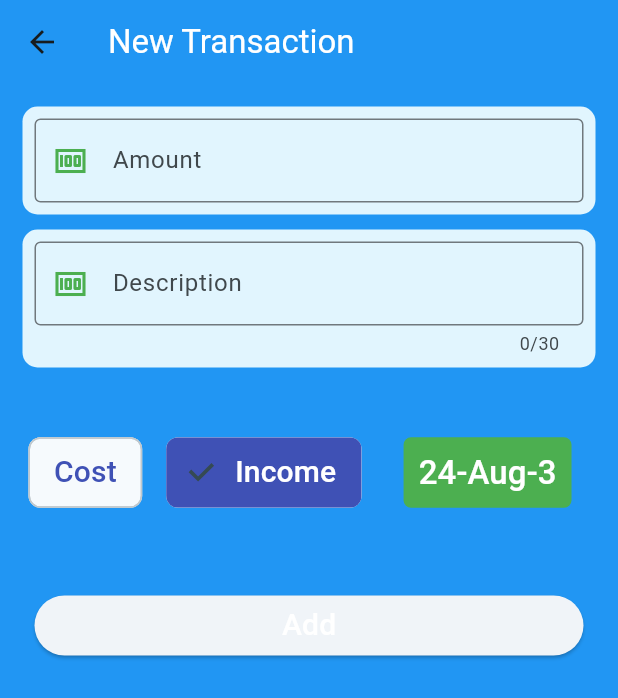
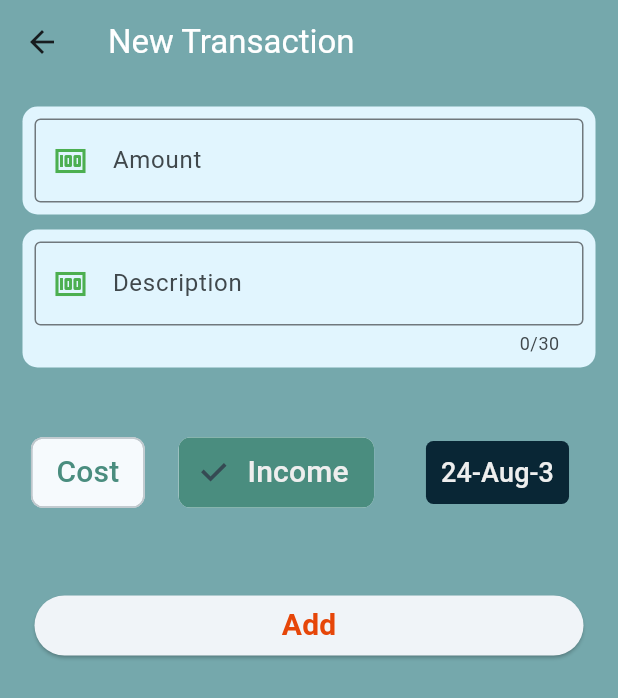
Before and after one commit to 6a6ak/money_manager, a Flutter app: the screen it shows after launch, after a tap on the "add" icon, on a phone screen of 412 x 824 dp. Shown: the top 698 px of the screen. Run offline on Flutter 3.47's test engine with Material 3 defaults, Android fonts, the phone set to English and light mode, and no system bars; our stand-ins replace hive, hive_flutter; accounts and stored records are empty.

Commit message:
colorising

```diff
--- a/lib/pages/add_transaction.dart
+++ b/lib/pages/add_transaction.dart
@@ -2,6 +2,8 @@
 
 import 'package:flutter/material.dart';
 import 'package:money_manager/db/db_manager.dart';
+import 'package:money_manager/pages/styles/colors.dart';
+import 'package:money_manager/pages/styles/styles.dart';
 
 class AddTransaction extends StatefulWidget {
   const AddTransaction({super.key});
@@ -49,9 +51,9 @@ class _AddTransactionState extends State<AddTransaction> {
   @override
   Widget build(BuildContext context) {
     return Scaffold(
-      backgroundColor: Colors.blue,
+      backgroundColor: AppColors.foam,
       appBar: AppBar(
-        backgroundColor: Colors.blue,
+        backgroundColor: AppColors.foam,
         title: const Text(
           'New Transaction',
           style: TextStyle(color: Colors.white),
@@ -119,7 +121,7 @@ class _AddTransactionState extends State<AddTransaction> {
                   'Cost',
                   style: TextStyle(
                       fontSize: 20,
-                      color: type == 'Cost' ? Colors.white : Colors.indigo),
+                      color: type == 'Cost' ? AppColors.disable : AppColors.pine),
                 ),
                 selected: type == 'Cost' ? true : false,
                 onSelected: (val) {
@@ -129,7 +131,7 @@ class _AddTransactionState extends State<AddTransaction> {
                     });
                   }
                 },
-                selectedColor: Colors.indigo,
+                selectedColor: AppColors.pine,
               ),
               const SizedBox(height: 100),
               ChoiceChip(
@@ -137,7 +139,7 @@ class _AddTransactionState extends State<AddTransaction> {
                   'Income',
                   style: TextStyle(
                       fontSize: 20,
-                      color: type == 'Income' ? Colors.white : Colors.indigo),
+                      color: type == 'Income' ? AppColors.disable : AppColors.pine),
                 ),
                 selected: type == 'Income' ? true : false,
                 onSelected: (val) {
@@ -147,7 +149,7 @@ class _AddTransactionState extends State<AddTransaction> {
                     });
                   }
                 },
-                selectedColor: Colors.indigo,
+                selectedColor: AppColors.pine,
               ),
               const SizedBox(height: 20),
               TextButton(
@@ -159,15 +161,12 @@ class _AddTransactionState extends State<AddTransaction> {
                       left: 10.0, right: 10, top: 8, bottom: 8),
                   // Set the internal padding of the container
                   decoration: BoxDecoration(
-                    color: Colors.green, // Background color
+                    color: AppColors.ink, // Background color
                     borderRadius: BorderRadius.circular(5.0), // Rounded corners
                   ),
                   child: Text(
                     '${selectedDate.year.toString().substring(2)}-${months[selectedDate.month - 1]}-${selectedDate.day}',
-                    style: const TextStyle(
-                      fontSize: 22,
-                      color: Colors.white, // Text color
-                    ),
+                    style: AppStyles.subheading
                   ),
                 ),
               ),
@@ -186,7 +185,7 @@ class _AddTransactionState extends State<AddTransaction> {
               },
               child: const Text(
                 'Add',
-                style: TextStyle(color: Colors.white, fontSize: 20),
+                style: AppStyles.buttonOutlinedText
               ),
             ),
           ),
--- a/lib/pages/homepage.dart
+++ b/lib/pages/homepage.dart
@@ -2,8 +2,9 @@ import 'package:flutter/cupertino.dart';
 import 'package:flutter/material.dart';
 import 'package:money_manager/db/db_manager.dart';
 import 'package:money_manager/pages/add_transaction.dart';
-import 'package:money_manager/colors.dart';
-import 'package:money_manager/styles.dart';
+import 'package:money_manager/pages/styles/colors.dart';
+import 'package:money_manager/pages/styles/styles.dart';
+import 'package:money_manager/pages/styles/padding.dart';
 
 class HomePage extends StatefulWidget {
   const HomePage({super.key});
@@ -18,13 +19,15 @@ class _HomePageState extends State<HomePage> {
   @override
   Widget build(BuildContext context) {
     return Scaffold(
-      backgroundColor: const Color(0xff657b7c),
+      backgroundColor: AppColors.storm,
       appBar: AppBar(
-        backgroundColor: const Color(0xff657b7c),
-        title: const Text(
-          'Money Manager',
-          style: TextStyle(color: Colors.white),
-        ),
+        backgroundColor: AppColors.storm,
+        title:
+           const Text(
+            'Money Manager',
+            style: AppStyles.appbar,
+          ),
+
       ),
       floatingActionButton: FloatingActionButton(
         backgroundColor: AppColors.ember,
@@ -42,11 +45,10 @@ class _HomePageState extends State<HomePage> {
           children: [
             Text(
               'Dear user welcome',
-              style: TextStyle(
-                fontSize: 18,
-                color: Colors.white,
+              style: AppStyles.bodyText,
+
               ),
-            ),
+
             FutureBuilder<Map>(
               future: dbManager.fetch(),
               builder: (context, snapShot) {
@@ -62,26 +64,24 @@ class _HomePageState extends State<HomePage> {
                     );
                   }
                   return Padding(
-                    padding: const EdgeInsets.all(12.0),
+                    padding: AppPadding.allSmall,
                     child: Container(
                       width: double.infinity,
-                      margin: EdgeInsets.only(top: 15),
+                      margin: EdgeInsets.only(top: 25),
                       height: 150,
                       decoration: BoxDecoration(
                         borderRadius: BorderRadius.circular(12),
                         gradient: LinearGradient(
-                          colors: [Colors.purple, Colors.blue],
+                          colors: AppColors.gradient,
                         ),
                       ),
                       child: Column(
                         children: [
                           Text(
                             'Dear User Welcome!',
-                            style: TextStyle(
-                              fontSize: 24,
-                              color: Color(0xff092635),
-                            ),
+                            style: AppStyles.heading,
                           ),
+
                         ],
                       ),
                     ),
@@ -98,7 +98,9 @@ class _HomePageState extends State<HomePage> {
               margin: EdgeInsets.all(10),
               padding: EdgeInsets.all(15),
               decoration: BoxDecoration(
-                color: Colors.white,
+                gradient: LinearGradient(
+                  colors: AppColors.gradient,
+                ),
                 borderRadius: BorderRadius.circular(10),
                 boxShadow: [
                   BoxShadow(
@@ -114,11 +116,9 @@ class _HomePageState extends State<HomePage> {
                 children: [
                   Text(
                     'This is a container',
-                    style: TextStyle(
-                      fontSize: 20,
-                      fontWeight: FontWeight.bold,
+                    style: AppStyles.appbar
                     ),
-                  ),
+
                   SizedBox(height: 10),
                   Text(
                     'You can add more widgets here.',
--- a/lib/colors.dart
+++ b/lib/pages/styles/colors.dart
@@ -8,4 +8,7 @@ class AppColors {
   static const Color foam = Color(0xff75a8ac);
   static const Color pine = Color(0xff4a8d7f);
   static const Color ember = Color(0xffe64609);
+  static const Color disable = Color(0xffeeeeee);
+  // Define gradients
+  static const List<Color> gradient = [AppColors.pine, AppColors.foam];
 }
--- /dev/null
+++ b/lib/pages/styles/padding.dart
@@ -0,0 +1,16 @@
+// lib/padding.dart
+import 'package:flutter/material.dart';
+
+class AppPadding {
+  static const EdgeInsets allSmall = EdgeInsets.all(8.0);
+  static const EdgeInsets allMedium = EdgeInsets.all(16.0);
+  static const EdgeInsets allLarge = EdgeInsets.all(24.0);
+
+  static const EdgeInsets symmetricHorizontalSmall = EdgeInsets.symmetric(horizontal: 8.0);
+  static const EdgeInsets symmetricHorizontalMedium = EdgeInsets.symmetric(horizontal: 16.0);
+  static const EdgeInsets symmetricHorizontalLarge = EdgeInsets.symmetric(horizontal: 24.0);
+
+  static const EdgeInsets symmetricVerticalSmall = EdgeInsets.symmetric(vertical: 8.0);
+  static const EdgeInsets symmetricVerticalMedium = EdgeInsets.symmetric(vertical: 16.0);
+  static const EdgeInsets symmetricVerticalLarge = EdgeInsets.symmetric(vertical: 24.0);
+}
--- /dev/null
+++ b/lib/pages/styles/styles.dart
@@ -0,0 +1,78 @@
+import 'package:flutter/material.dart';
+import 'package:money_manager/pages/styles/colors.dart';
+
+class AppStyles {
+  static const TextStyle heading = TextStyle(
+    fontSize: 24,
+    color: AppColors.ink,
+  );
+
+  static const TextStyle subheading = TextStyle(
+    fontSize: 18,
+    color: AppColors.disable,
+  );
+
+  static const TextStyle bodyText = TextStyle(
+    fontSize: 18,
+    color: AppColors.ink,
+  );
+
+  static const TextStyle appbar = TextStyle(
+    fontSize: 26,
+    fontWeight: FontWeight.bold,
+    color: AppColors.ink,
+  );
+
+  static const TextStyle buttonText = TextStyle(
+    fontSize: 20,
+    fontWeight: FontWeight.bold,
+    color: Colors.white,
+  );
+
+  static const TextStyle buttonOutlinedText = TextStyle(
+    fontSize: 20,
+    fontWeight: FontWeight.bold,
+    color: AppColors.ember,
+  );
+
+  static const TextStyle caption = TextStyle(
+    fontSize: 14,
+    color: Colors.grey,
+  );
+
+  static const TextStyle errorText = TextStyle(
+    fontSize: 16,
+    color: Colors.red,
+    fontWeight: FontWeight.bold,
+  );
+
+  static const TextStyle smallText = TextStyle(
+    fontSize: 12,
+    color: AppColors.ink,
+  );
+
+  static const TextStyle largeText = TextStyle(
+    fontSize: 30,
+    color: AppColors.ink,
+  );
+
+  static ButtonStyle elevatedButtonStyle = ElevatedButton.styleFrom(
+    backgroundColor: AppColors.ember, //
+    foregroundColor: Colors.white, //
+    textStyle: buttonText, //
+    padding: EdgeInsets.symmetric(horizontal: 16, vertical: 12),
+    shape: RoundedRectangleBorder(
+      borderRadius: BorderRadius.circular(8),
+    ),
+  );
+
+  static ButtonStyle outlinedButtonStyle = OutlinedButton.styleFrom(
+    foregroundColor: AppColors.ember, // ه
+    textStyle: buttonOutlinedText, //
+    padding: EdgeInsets.symmetric(horizontal: 16, vertical: 12),
+    side: BorderSide(color: AppColors.ember),
+    shape: RoundedRectangleBorder(
+      borderRadius: BorderRadius.circular(8),
+    ),
+  );
+}
--- a/lib/styles.dart
+++ /dev/null
@@ -1,20 +0,0 @@
-// lib/styles.dart
-import 'package:flutter/material.dart';
-import 'package:money_manager/colors.dart';
-
-class AppStyles {
-  static const TextStyle heading = TextStyle(
-    fontSize: 24,
-    color: AppColors.ember,
-  );
-
-  static const TextStyle subheading = TextStyle(
-    fontSize: 18,
-    color: AppColors.foam,
-  );
-
-  static const TextStyle bodyText = TextStyle(
-    fontSize: 16,
-    color: AppColors.pine,
-  );
-}
```
